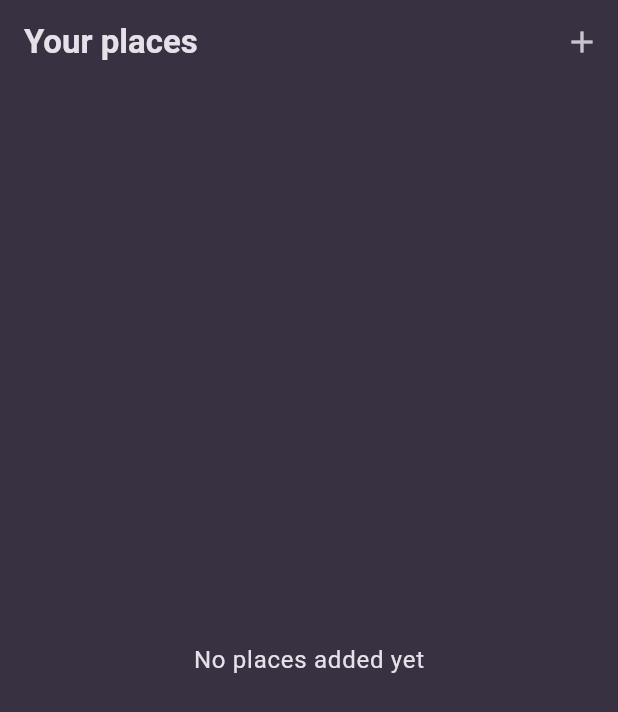
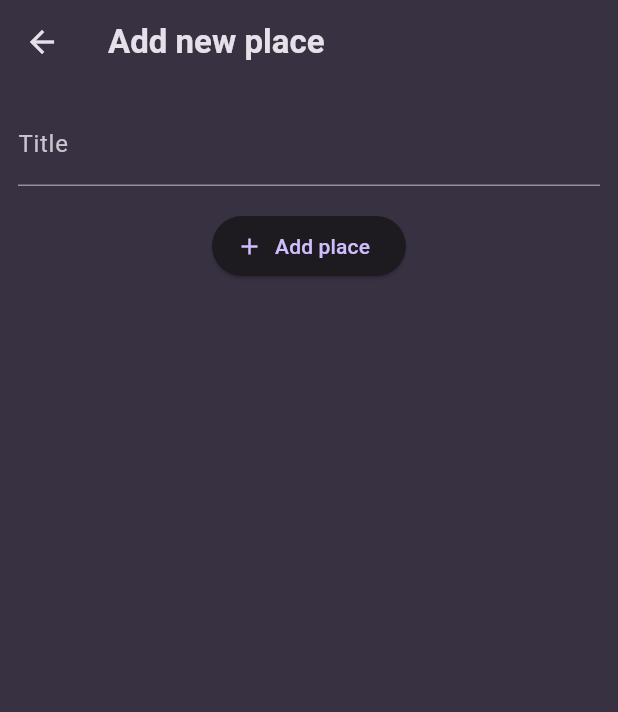
Before and after one commit to sachinsebastian1212/flutter_favorite_places, a Flutter app: the screen it shows after launch, after a tap on the "add" icon, on a phone screen of 412 x 824 dp. Shown: the top 712 px of the screen. Run offline on Flutter 3.47's test engine with Material 3 defaults, Android fonts, the phone set to English and light mode, and no system bars; our stand-ins replace google_fonts.

Commit message:
added text field and button in add place screen

```diff
--- a/lib/screens/add_place.dart
+++ b/lib/screens/add_place.dart
@@ -0,0 +1,49 @@
+import 'package:flutter/material.dart';
+
+class AddPlaceScreen extends StatefulWidget {
+  const AddPlaceScreen({super.key});
+
+  @override
+  State<AddPlaceScreen> createState() => _AddPlaceScreenState();
+}
+
+class _AddPlaceScreenState extends State<AddPlaceScreen> {
+  final _titleController = TextEditingController();
+
+  @override
+  void dispose() {
+    _titleController.dispose();
+    super.dispose();
+  }
+
+  @override
+  Widget build(BuildContext context) {
+    return Scaffold(
+      appBar: AppBar(
+        title: const Text('Add new place'),
+      ),
+      body: SingleChildScrollView(
+        padding: const EdgeInsets.all(12),
+        child: Column(
+          children: [
+            TextField(
+              decoration: const InputDecoration(
+                labelText: 'Title',
+              ),
+              controller: _titleController,
+              style: TextStyle(color: Theme.of(context).colorScheme.onSurface),
+            ),
+            const SizedBox(
+              height: 16,
+            ),
+            ElevatedButton.icon(
+              onPressed: () {},
+              label: const Text('Add place'),
+              icon: const Icon(Icons.add),
+            )
+          ],
+        ),
+      ),
+    );
+  }
+}
--- a/lib/screens/places.dart
+++ b/lib/screens/places.dart
@@ -1,4 +1,5 @@
 import 'package:flutter/material.dart';
+import 'package:flutter_favorite_places/screens/add_place.dart';
 import 'package:flutter_favorite_places/widgets/places_list.dart';
 
 class PlacesScreen extends StatelessWidget {
@@ -9,9 +10,9 @@
     return Scaffold(
       appBar: AppBar(
         title: const Text('Your places'),
-        actions: [
-          IconButton(onPressed: (){}, icon: const Icon(Icons.add))
-        ],
+        actions: [IconButton(onPressed: () {
+          Navigator.of(context).push(MaterialPageRoute(builder: (context) => const AddPlaceScreen(),));
+        }, icon: const Icon(Icons.add))],
       ),
       body: const PlacesList(places: []),
     );
```
